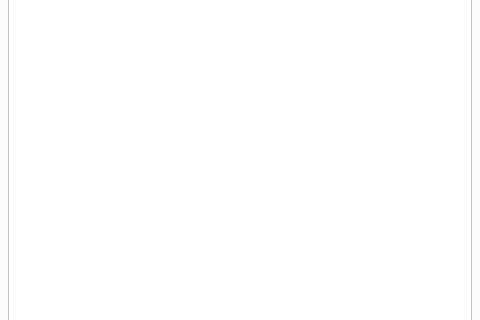
First picture: the form in mainwidget.ui, repository Jinyuan-S/AirSystem, before the edit; both pictures show x 163 to 643 and y 215 to 535 of the 805 by 750 pixel window.
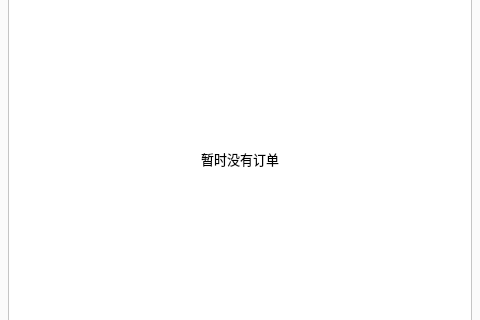
Second picture: the form after the edit. The open tabs and pages were chosen to show the change. Custom widgets are drawn as their Qt base class.

Commit message: added order(part)

Patch:
```diff
--- a/mainwidget.ui
+++ b/mainwidget.ui
@@ -558,6 +558,451 @@
              </item>
              <item>
               <widget class="QScrollArea" name="scrollArea">
+               <property name="palette">
+                <palette>
+                 <active>
+                  <colorrole role="WindowText">
+                   <brush brushstyle="SolidPattern">
+                    <color alpha="255">
+                     <red>0</red>
+                     <green>0</green>
+                     <blue>0</blue>
+                    </color>
+                   </brush>
+                  </colorrole>
+                  <colorrole role="Button">
+                   <brush brushstyle="SolidPattern">
+                    <color alpha="255">
+                     <red>255</red>
+                     <green>255</green>
+                     <blue>255</blue>
+                    </color>
+                   </brush>
+                  </colorrole>
+                  <colorrole role="Light">
+                   <brush brushstyle="SolidPattern">
+                    <color alpha="255">
+                     <red>255</red>
+                     <green>255</green>
+                     <blue>255</blue>
+                    </color>
+                   </brush>
+                  </colorrole>
+                  <colorrole role="Midlight">
+                   <brush brushstyle="SolidPattern">
+                    <color alpha="255">
+                     <red>255</red>
+                     <green>255</green>
+                     <blue>255</blue>
+                    </color>
+                   </brush>
+                  </colorrole>
+                  <colorrole role="Dark">
+                   <brush brushstyle="SolidPattern">
+                    <color alpha="255">
+                     <red>127</red>
+                     <green>127</green>
+                     <blue>127</blue>
+                    </color>
+                   </brush>
+                  </colorrole>
+                  <colorrole role="Mid">
+                   <brush brushstyle="SolidPattern">
+                    <color alpha="255">
+                     <red>170</red>
+                     <green>170</green>
+                     <blue>170</blue>
+                    </color>
+                   </brush>
+                  </colorrole>
+                  <colorrole role="Text">
+                   <brush brushstyle="SolidPattern">
+                    <color alpha="255">
+                     <red>0</red>
+                     <green>0</green>
+                     <blue>0</blue>
+                    </color>
+                   </brush>
+                  </colorrole>
+                  <colorrole role="BrightText">
+                   <brush brushstyle="SolidPattern">
+                    <color alpha="255">
+                     <red>255</red>
+                     <green>255</green>
+                     <blue>255</blue>
+                    </color>
+                   </brush>
+                  </colorrole>
+                  <colorrole role="ButtonText">
+                   <brush brushstyle="SolidPattern">
+                    <color alpha="255">
+                     <red>0</red>
+                     <green>0</green>
+                     <blue>0</blue>
+                    </color>
+                   </brush>
+                  </colorrole>
+                  <colorrole role="Base">
+                   <brush brushstyle="SolidPattern">
+                    <color alpha="255">
+                     <red>255</red>
+                     <green>255</green>
+                     <blue>255</blue>
+                    </color>
+                   </brush>
+                  </colorrole>
+                  <colorrole role="Window">
+                   <brush brushstyle="SolidPattern">
+                    <color alpha="255">
+                     <red>255</red>
+                     <green>255</green>
+                     <blue>255</blue>
+                    </color>
+                   </brush>
+                  </colorrole>
+                  <colorrole role="Shadow">
+                   <brush brushstyle="SolidPattern">
+                    <color alpha="255">
+                     <red>0</red>
+                     <green>0</green>
+                     <blue>0</blue>
+                    </color>
+                   </brush>
+                  </colorrole>
+                  <colorrole role="AlternateBase">
+                   <brush brushstyle="SolidPattern">
+                    <color alpha="255">
+                     <red>255</red>
+                     <green>255</green>
+                     <blue>255</blue>
+                    </color>
+                   </brush>
+                  </colorrole>
+                  <colorrole role="ToolTipBase">
+                   <brush brushstyle="SolidPattern">
+                    <color alpha="255">
+                     <red>255</red>
+                     <green>255</green>
+                     <blue>220</blue>
+                    </color>
+                   </brush>
+                  </colorrole>
+                  <colorrole role="ToolTipText">
+                   <brush brushstyle="SolidPattern">
+                    <color alpha="255">
+                     <red>0</red>
+                     <green>0</green>
+                     <blue>0</blue>
+                    </color>
+                   </brush>
+                  </colorrole>
+                  <colorrole role="PlaceholderText">
+                   <brush brushstyle="SolidPattern">
+                    <color alpha="128">
+                     <red>0</red>
+                     <green>0</green>
+                     <blue>0</blue>
+                    </color>
+                   </brush>
+                  </colorrole>
+                 </active>
+                 <inactive>
+                  <colorrole role="WindowText">
+                   <brush brushstyle="SolidPattern">
+                    <color alpha="255">
+                     <red>0</red>
+                     <green>0</green>
+                     <blue>0</blue>
+                    </color>
+                   </brush>
+                  </colorrole>
+                  <colorrole role="Button">
+                   <brush brushstyle="SolidPattern">
+                    <color alpha="255">
+                     <red>255</red>
+                     <green>255</green>
+                     <blue>255</blue>
+                    </color>
+                   </brush>
+                  </colorrole>
+                  <colorrole role="Light">
+                   <brush brushstyle="SolidPattern">
+                    <color alpha="255">
+                     <red>255</red>
+                     <green>255</green>
+                     <blue>255</blue>
+                    </color>
+                   </brush>
+                  </colorrole>
+                  <colorrole role="Midlight">
+                   <brush brushstyle="SolidPattern">
+                    <color alpha="255">
+                     <red>255</red>
+                     <green>255</green>
+                     <blue>255</blue>
+                    </color>
+                   </brush>
+                  </colorrole>
+                  <colorrole role="Dark">
+                   <brush brushstyle="SolidPattern">
+                    <color alpha="255">
+                     <red>127</red>
+                     <green>127</green>
+                     <blue>127</blue>
+                    </color>
+                   </brush>
+                  </colorrole>
+                  <colorrole role="Mid">
+                   <brush brushstyle="SolidPattern">
+                    <color alpha="255">
+                     <red>170</red>
+                     <green>170</green>
+                     <blue>170</blue>
+                    </color>
+                   </brush>
+                  </colorrole>
+                  <colorrole role="Text">
+                   <brush brushstyle="SolidPattern">
+                    <color alpha="255">
+                     <red>0</red>
+                     <green>0</green>
+                     <blue>0</blue>
+                    </color>
+                   </brush>
+                  </colorrole>
+                  <colorrole role="BrightText">
+                   <brush brushstyle="SolidPattern">
+                    <color alpha="255">
+                     <red>255</red>
+                     <green>255</green>
+                     <blue>255</blue>
+                    </color>
+                   </brush>
+                  </colorrole>
+                  <colorrole role="ButtonText">
+                   <brush brushstyle="SolidPattern">
+                    <color alpha="255">
+                     <red>0</red>
+                     <green>0</green>
+                     <blue>0</blue>
+                    </color>
+                   </brush>
+                  </colorrole>
+                  <colorrole role="Base">
+                   <brush brushstyle="SolidPattern">
+                    <color alpha="255">
+                     <red>255</red>
+                     <green>255</green>
+                     <blue>255</blue>
+                    </color>
+                   </brush>
+                  </colorrole>
+                  <colorrole role="Window">
+                   <brush brushstyle="SolidPattern">
+                    <color alpha="255">
+                     <red>255</red>
+                     <green>255</green>
+                     <blue>255</blue>
+                    </color>
+                   </brush>
+                  </colorrole>
+                  <colorrole role="Shadow">
+                   <brush brushstyle="SolidPattern">
+                    <color alpha="255">
+                     <red>0</red>
+                     <green>0</green>
+                     <blue>0</blue>
+                    </color>
+                   </brush>
+                  </colorrole>
+                  <colorrole role="AlternateBase">
+                   <brush brushstyle="SolidPattern">
+                    <color alpha="255">
+                     <red>255</red>
+                     <green>255</green>
+                     <blue>255</blue>
+                    </color>
+                   </brush>
+                  </colorrole>
+                  <colorrole role="ToolTipBase">
+                   <brush brushstyle="SolidPattern">
+                    <color alpha="255">
+                     <red>255</red>
+                     <green>255</green>
+                     <blue>220</blue>
+                    </color>
+                   </brush>
+                  </colorrole>
+                  <colorrole role="ToolTipText">
+                   <brush brushstyle="SolidPattern">
+                    <color alpha="255">
+                     <red>0</red>
+                     <green>0</green>
+                     <blue>0</blue>
+                    </color>
+                   </brush>
+                  </colorrole>
+                  <colorrole role="PlaceholderText">
+                   <brush brushstyle="SolidPattern">
+                    <color alpha="128">
+                     <red>0</red>
+                     <green>0</green>
+                     <blue>0</blue>
+                    </color>
+                   </brush>
+                  </colorrole>
+                 </inactive>
+                 <disabled>
+                  <colorrole role="WindowText">
+                   <brush brushstyle="SolidPattern">
+                    <color alpha="255">
+                     <red>127</red>
+                     <green>127</green>
+                     <blue>127</blue>
+                    </color>
+                   </brush>
+                  </colorrole>
+                  <colorrole role="Button">
+                   <brush brushstyle="SolidPattern">
+                    <color alpha="255">
+                     <red>255</red>
+                     <green>255</green>
+                     <blue>255</blue>
+                    </color>
+                   </brush>
+                  </colorrole>
+                  <colorrole role="Light">
+                   <brush brushstyle="SolidPattern">
+                    <color alpha="255">
+                     <red>255</red>
+                     <green>255</green>
+                     <blue>255</blue>
+                    </color>
+                   </brush>
+                  </colorrole>
+                  <colorrole role="Midlight">
+                   <brush brushstyle="SolidPattern">
+                    <color alpha="255">
+                     <red>255</red>
+                     <green>255</green>
+                     <blue>255</blue>
+                    </color>
+                   </brush>
+                  </colorrole>
+                  <colorrole role="Dark">
+                   <brush brushstyle="SolidPattern">
+                    <color alpha="255">
+                     <red>127</red>
+                     <green>127</green>
+                     <blue>127</blue>
+                    </color>
+                   </brush>
+                  </colorrole>
+                  <colorrole role="Mid">
+                   <brush brushstyle="SolidPattern">
+                    <color alpha="255">
+                     <red>170</red>
+                     <green>170</green>
+                     <blue>170</blue>
+                    </color>
+                   </brush>
+                  </colorrole>
+                  <colorrole role="Text">
+                   <brush brushstyle="SolidPattern">
+                    <color alpha="255">
+                     <red>127</red>
+                     <green>127</green>
+                     <blue>127</blue>
+                    </color>
+                   </brush>
+                  </colorrole>
+                  <colorrole role="BrightText">
+                   <brush brushstyle="SolidPattern">
+                    <color alpha="255">
+                     <red>255</red>
+                     <green>255</green>
+                     <blue>255</blue>
+                    </color>
+                   </brush>
+                  </colorrole>
+                  <colorrole role="ButtonText">
+                   <brush brushstyle="SolidPattern">
+                    <color alpha="255">
+                     <red>127</red>
+                     <green>127</green>
+                     <blue>127</blue>
+                    </color>
+                   </brush>
+                  </colorrole>
+                  <colorrole role="Base">
+                   <brush brushstyle="SolidPattern">
+                    <color alpha="255">
+                     <red>255</red>
+                     <green>255</green>
+                     <blue>255</blue>
+                    </color>
+                   </brush>
+                  </colorrole>
+                  <colorrole role="Window">
+                   <brush brushstyle="SolidPattern">
+                    <color alpha="255">
+                     <red>255</red>
+                     <green>255</green>
+                     <blue>255</blue>
+                    </color>
+                   </brush>
+                  </colorrole>
+                  <colorrole role="Shadow">
+                   <brush brushstyle="SolidPattern">
+                    <color alpha="255">
+                     <red>0</red>
+                     <green>0</green>
+                     <blue>0</blue>
+                    </color>
+                   </brush>
+                  </colorrole>
+                  <colorrole role="AlternateBase">
+                   <brush brushstyle="SolidPattern">
+                    <color alpha="255">
+                     <red>255</red>
+                     <green>255</green>
+                     <blue>255</blue>
+                    </color>
+                   </brush>
+                  </colorrole>
+                  <colorrole role="ToolTipBase">
+                   <brush brushstyle="SolidPattern">
+                    <color alpha="255">
+                     <red>255</red>
+                     <green>255</green>
+                     <blue>220</blue>
+                    </color>
+                   </brush>
+                  </colorrole>
+                  <colorrole role="ToolTipText">
+                   <brush brushstyle="SolidPattern">
+                    <color alpha="255">
+                     <red>0</red>
+                     <green>0</green>
+                     <blue>0</blue>
+                    </color>
+                   </brush>
+                  </colorrole>
+                  <colorrole role="PlaceholderText">
+                   <brush brushstyle="SolidPattern">
+                    <color alpha="128">
+                     <red>0</red>
+                     <green>0</green>
+                     <blue>0</blue>
+                    </color>
+                   </brush>
+                  </colorrole>
+                 </disabled>
+                </palette>
+               </property>
+               <property name="autoFillBackground">
+                <bool>true</bool>
+               </property>
                <property name="widgetResizable">
                 <bool>true</bool>
                </property>
@@ -1012,7 +1457,29 @@
                   </disabled>
                  </palette>
                 </property>
-                <layout class="QVBoxLayout" name="verticalLayout"/>
+                <layout class="QVBoxLayout" name="verticalLayout">
+                 <item>
+                  <widget class="QLabel" name="label_noOrder">
+                   <property name="minimumSize">
+                    <size>
+                     <width>432</width>
+                     <height>531</height>
+                    </size>
+                   </property>
+                   <property name="font">
+                    <font>
+                     <pointsize>10</pointsize>
+                    </font>
+                   </property>
+                   <property name="text">
+                    <string>暂时没有订单</string>
+                   </property>
+                   <property name="alignment">
+                    <set>Qt::AlignCenter</set>
+                   </property>
+                  </widget>
+                 </item>
+                </layout>
                </widget>
               </widget>
              </item>
```
Left out of the diff: 2 changed lines with no effect on the pictures. The commit also changes 12 other files.
